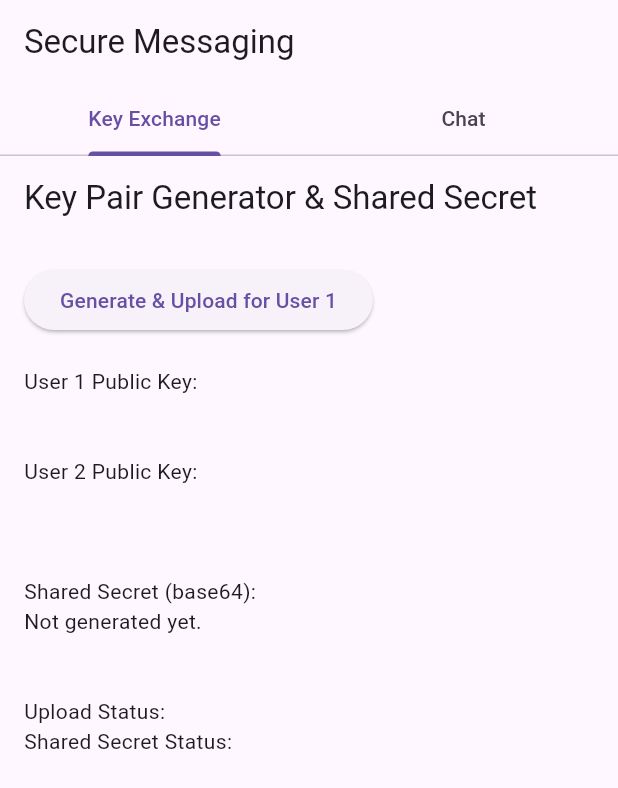
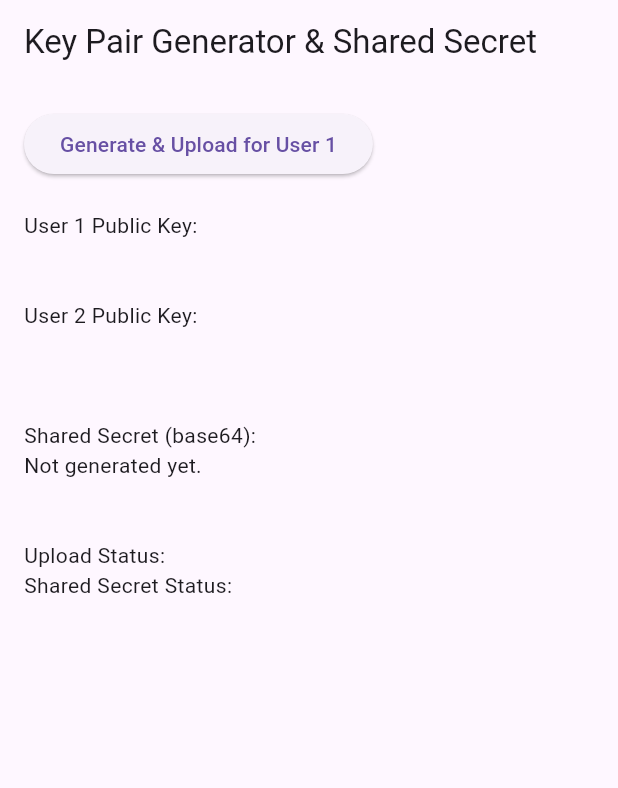
Before and after one commit to kaushalkb07/flutter_encryption_decryption, a Flutter app: the screen it shows after launch, on a phone screen of 412 x 824 dp. Shown: the top 788 px of the screen. Run offline on Flutter 3.47's test engine with Material 3 defaults, Android fonts, the light colour scheme and no system bars; our stand-ins replace flutter_secure_storage; missing offline and left inert: cryptography.

Commit message:
Update Chat

```diff
--- a/lib/features/chat/domain/entities/message_entity.dart
+++ b/lib/features/chat/domain/entities/message_entity.dart
@@ -1,5 +1,3 @@
-// lib/features/chat/domain/entities/message_entity.dart
-
 class MessageEntity {
   final String sender;
   final String encryptedMessage;
--- a/lib/features/keypair/data/repositories/shared_secret_repository_impl.dart
+++ b/lib/features/keypair/data/repositories/shared_secret_repository_impl.dart
@@ -7,12 +7,10 @@ class SharedSecretRepositoryImpl implements SharedSecretRepository {
   @override
   Future<List<int>> generateSharedSecret({
     required List<int> myPrivateKey,
-    required List<int> myPublicKey,
     required List<int> otherPublicKey,
   }) async {
     final privateKey = SimpleKeyPairData(
       myPrivateKey,
-      publicKey: SimplePublicKey(myPublicKey, type: KeyPairType.x25519),
       type: KeyPairType.x25519,
     );
 
--- a/lib/main.dart
+++ b/lib/main.dart
@@ -1,8 +1,5 @@
-// lib/main.dart
-
 import 'package:flutter/material.dart';
 import 'features/keypair/presentation/keypair_page.dart';
-import 'features/chat/presentation/chat_page.dart';
 
 void main() {
   runApp(const MyApp());
@@ -14,38 +11,10 @@ class MyApp extends StatelessWidget {
   @override
   Widget build(BuildContext context) {
     return MaterialApp(
-      title: 'Secure Messaging App',
+      title: 'Secure Messaging',
       debugShowCheckedModeBanner: false,
-      theme: ThemeData(primarySwatch: Colors.deepPurple),
-      home: const MainTabController(),
+      theme: ThemeData(primarySwatch: Colors.indigo),
+      home: const KeyPairPage(),
     );
   }
 }
-
-class MainTabController extends StatelessWidget {
-  const MainTabController({super.key});
-
-  @override
-  Widget build(BuildContext context) {
-    return DefaultTabController(
-      length: 2,
-      child: Scaffold(
-        appBar: AppBar(
-          title: const Text('Secure Messaging'),
-          bottom: const TabBar(
-            tabs: [
-              Tab(text: 'Key Exchange'),
-              Tab(text: 'Chat'),
-            ],
-          ),
-        ),
-        body: const TabBarView(
-          children: [
-            KeyPairPage(),
-            ChatPage(),
-          ],
-        ),
-      ),
-    );
-  }
-}
```
Also changed, not shown: lib/features/chat/application/usecases/decrypt_message_usecase.dart (+12 -7 lines), lib/features/chat/application/usecases/encrypt_message_usecase.dart (+12 -7 lines), lib/features/chat/data/repositories/chat_repository_impl.dart (+7 -30 lines), lib/features/chat/presentation/chat_page.dart (+42 -50 lines), lib/features/keypair/data/datasources/keypair_local_storage.dart (+12 -2 lines), lib/features/keypair/presentation/keypair_page.dart (+14 -8 lines), pubspec.lock (added).
